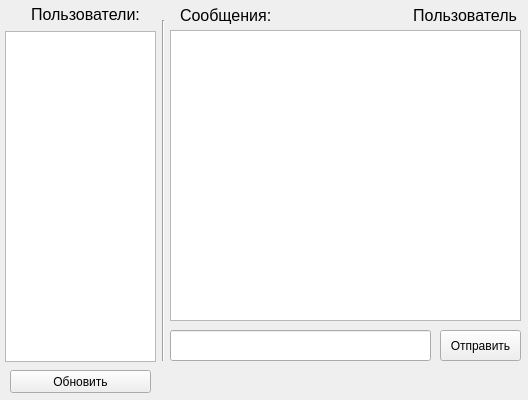
The window that client/gui_client/gui_design.ui (AloevArun/BorodaChat) describes before a commit, drawn with Qt 5.
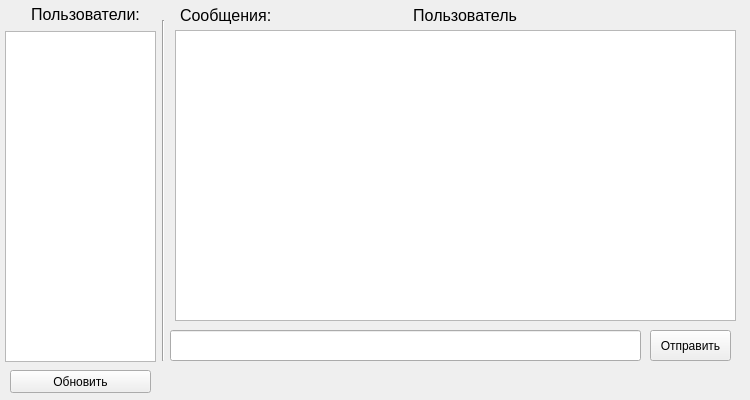
The same window after the commit.

Diff of the .ui file:
```diff
--- a/client/gui_client/gui_design.ui
+++ b/client/gui_client/gui_design.ui
@@ -6,7 +6,7 @@
    <rect>
     <x>0</x>
     <y>0</y>
-    <width>528</width>
+    <width>750</width>
     <height>400</height>
    </rect>
   </property>
@@ -19,7 +19,7 @@
      <rect>
       <x>170</x>
       <y>330</y>
-      <width>261</width>
+      <width>471</width>
       <height>31</height>
      </rect>
     </property>
@@ -27,7 +27,7 @@
    <widget class="QPushButton" name="SendButton">
     <property name="geometry">
      <rect>
-      <x>440</x>
+      <x>650</x>
       <y>330</y>
       <width>81</width>
       <height>31</height>
@@ -37,16 +37,6 @@
      <string>Отправить</string>
     </property>
    </widget>
-   <widget class="QListView" name="MessageList">
-    <property name="geometry">
-     <rect>
-      <x>170</x>
-      <y>30</y>
-      <width>351</width>
-      <height>291</height>
-     </rect>
-    </property>
-   </widget>
    <widget class="Line" name="line">
     <property name="geometry">
      <rect>
@@ -154,6 +144,16 @@
      </rect>
     </property>
    </widget>
+   <widget class="QListWidget" name="MessageList">
+    <property name="geometry">
+     <rect>
+      <x>175</x>
+      <y>30</y>
+      <width>561</width>
+      <height>291</height>
+     </rect>
+    </property>
+   </widget>
   </widget>
  </widget>
  <resources/>
```
